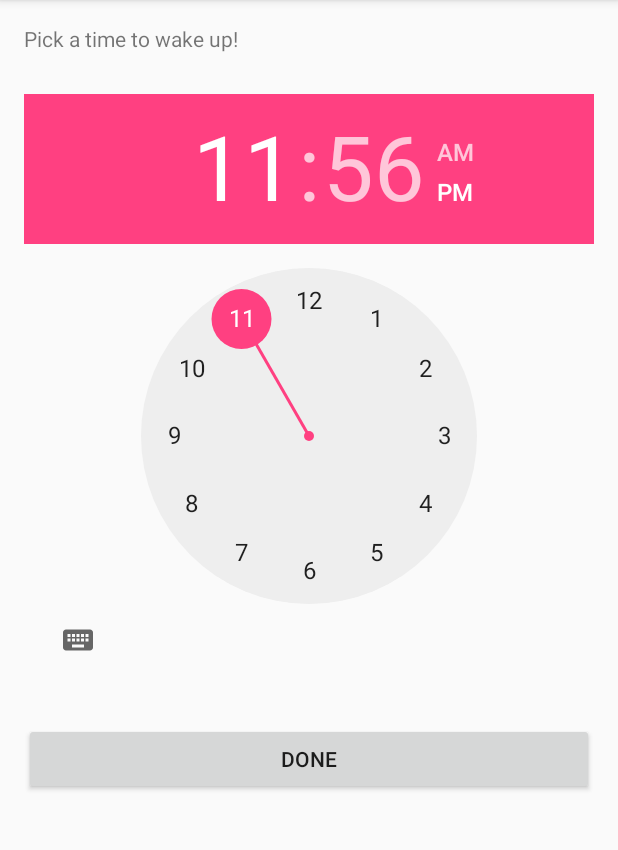
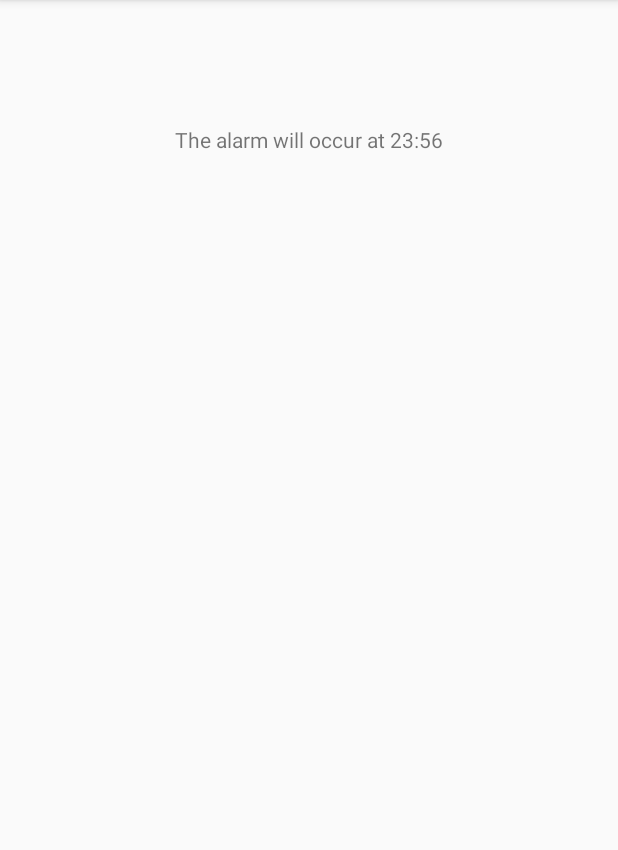
Before and after one commit to ms3001/WakeMeUp, an Android app: the screen it shows after launch (MainActivity before the commit, PassiveActivity after it), after a tap on "DONE", on a phone screen of 412 x 824 dp, the part 84-934 px from its top. Run offline under Robolectric (Android 15) with nearby library versions, the phone set to English and light mode, and no system bars.

Commit message:
Added a passive activty that starts after alarm has been set.

```diff
--- a/WakeMeUp/app/build.gradle
+++ b/WakeMeUp/app/build.gradle
@@ -5,7 +5,7 @@ android {
     buildToolsVersion "25.0.2"
     defaultConfig {
         applicationId "com.example.wakemeup"
-        minSdkVersion 15
+        minSdkVersion 23
         targetSdkVersion 25
         versionCode 1
         versionName "1.0"
@@ -17,10 +17,12 @@ android {
             proguardFiles getDefaultProguardFile('proguard-android.txt'), 'proguard-rules.pro'
         }
     }
+    productFlavors {
+    }
 }
 
 dependencies {
-    compile fileTree(dir: 'libs', include: ['*.jar'])
+    compile fileTree(include: ['*.jar'], dir: 'libs')
     androidTestCompile('com.android.support.test.espresso:espresso-core:2.2.2', {
         exclude group: 'com.android.support', module: 'support-annotations'
     })
--- a/WakeMeUp/app/src/main/AndroidManifest.xml
+++ b/WakeMeUp/app/src/main/AndroidManifest.xml
@@ -1,7 +1,8 @@
 <?xml version="1.0" encoding="utf-8"?>
 <manifest xmlns:android="http://schemas.android.com/apk/res/android"
     package="com.example.wakemeup">
-    <uses-permission android:name='android.permission.WAKE_LOCK'/>
+
+    <uses-permission android:name="android.permission.WAKE_LOCK" />
 
     <application
         android:allowBackup="true"
@@ -16,8 +17,10 @@
                 <category android:name="android.intent.category.LAUNCHER" />
             </intent-filter>
         </activity>
-        <receiver android:name='com.example.wakemeup.AlarmManagerBroadcastReceiver'>
-        </receiver>
+
+        <receiver android:name=".AlarmManagerBroadcastReceiver"></receiver>
+
+        <activity android:name=".PassiveActivity"></activity>
     </application>
 
 </manifest>
--- a/WakeMeUp/app/src/main/java/com/example/wakemeup/AlarmManagerBroadcastReceiver.java
+++ b/WakeMeUp/app/src/main/java/com/example/wakemeup/AlarmManagerBroadcastReceiver.java
@@ -42,16 +42,6 @@ public class AlarmManagerBroadcastReceiver extends BroadcastReceiver {
         wl.release();
     }
 
-    public void SetAlarm(Context context)
-    {
-        AlarmManager am=(AlarmManager)context.getSystemService(Context.ALARM_SERVICE);
-        Intent intent = new Intent(context, AlarmManagerBroadcastReceiver.class);
-        intent.putExtra(ONE_TIME, Boolean.FALSE);
-        PendingIntent pi = PendingIntent.getBroadcast(context, 0, intent, 0);
-        //After after 5 seconds
-        am.setRepeating(AlarmManager.RTC_WAKEUP, System.currentTimeMillis(), 1000 * 5 , pi);
-    }
-
     public void CancelAlarm(Context context)
     {
         Intent intent = new Intent(context, AlarmManagerBroadcastReceiver.class);
--- a/WakeMeUp/app/src/main/java/com/example/wakemeup/MainActivity.java
+++ b/WakeMeUp/app/src/main/java/com/example/wakemeup/MainActivity.java
@@ -3,16 +3,12 @@ package com.example.wakemeup;
 import android.speech.tts.TextToSpeech;
 import android.support.v7.app.AppCompatActivity;
 import android.os.Bundle;
-import android.app.AlarmManager;
-import android.app.PendingIntent;
-import android.content.BroadcastReceiver;
+
 import android.content.Context;
 import android.content.Intent;
 import android.view.View;
 import android.widget.TimePicker;
 import android.widget.Toast;
-
-import java.sql.Time;
 
 
 public class MainActivity extends AppCompatActivity {
@@ -30,16 +26,25 @@ public class MainActivity extends AppCompatActivity {
     }
 
     public void onetimeTimer(View view){
-        TimePicker whatTime = (TimePicker) findViewById(R.id.timePicker);
-        whatTime.
-        System.out.println("AYyyyyyy");
+
         Context context = this.getApplicationContext();
         if(alarm != null){
             alarm.setOnetimeTimer(context);
+            sendMessage();
         }else{
             Toast.makeText(context, "Alarm is null", Toast.LENGTH_SHORT).show();
         }
     }
 
+    public void sendMessage() {
+        Intent intent = new Intent(this, PassiveActivity.class);
+        TimePicker whatTime = (TimePicker) findViewById(R.id.timePicker);
+        int hour =  whatTime.getHour();
+        int min = whatTime.getMinute();
+        String msg = hour + ":" + min;
+        intent.putExtra("AlarmTime", msg);
+        startActivity(intent);
+    }
+
 
 }
--- /dev/null
+++ b/WakeMeUp/app/src/main/java/com/example/wakemeup/PassiveActivity.java
@@ -0,0 +1,30 @@
+package com.example.wakemeup;
+
+import android.content.Intent;
+import android.support.v7.app.AppCompatActivity;
+import android.os.Bundle;
+import android.view.WindowManager;
+import android.widget.TextView;
+
+public class PassiveActivity extends AppCompatActivity {
+
+    @Override
+    protected void onCreate(Bundle savedInstanceState) {
+        super.onCreate(savedInstanceState);
+        setContentView(R.layout.activity_passive);
+        this.getWindow().setFlags(WindowManager.LayoutParams.FLAG_FULLSCREEN |
+                        WindowManager.LayoutParams.FLAG_DISMISS_KEYGUARD |
+                        WindowManager.LayoutParams.FLAG_SHOW_WHEN_LOCKED |
+                        WindowManager.LayoutParams.FLAG_TURN_SCREEN_ON,
+                WindowManager.LayoutParams.FLAG_FULLSCREEN |
+                        WindowManager.LayoutParams.FLAG_DISMISS_KEYGUARD |
+                        WindowManager.LayoutParams.FLAG_SHOW_WHEN_LOCKED |
+                        WindowManager.LayoutParams.FLAG_TURN_SCREEN_ON);
+
+        Intent intent = getIntent();
+        String message = intent.getStringExtra("AlarmTime");
+
+        TextView msg = (TextView) findViewById(R.id.textView2);
+        msg.setText("The alarm will occur at " + message);
+    }
+}
--- /dev/null
+++ b/WakeMeUp/app/src/main/res/layout/activity_passive.xml
@@ -0,0 +1,21 @@
+<?xml version="1.0" encoding="utf-8"?>
+<RelativeLayout xmlns:android="http://schemas.android.com/apk/res/android"
+    xmlns:tools="http://schemas.android.com/tools"
+    android:id="@+id/activity_passive"
+    android:layout_width="match_parent"
+    android:layout_height="match_parent"
+    android:paddingBottom="@dimen/activity_vertical_margin"
+    android:paddingLeft="@dimen/activity_horizontal_margin"
+    android:paddingRight="@dimen/activity_horizontal_margin"
+    android:paddingTop="@dimen/activity_vertical_margin"
+    tools:context="com.example.wakemeup.PassiveActivity">
+
+    <TextView
+        android:text="TextView"
+        android:layout_width="wrap_content"
+        android:layout_height="wrap_content"
+        android:layout_alignParentTop="true"
+        android:layout_centerHorizontal="true"
+        android:layout_marginTop="67dp"
+        android:id="@+id/textView2" />
+</RelativeLayout>
```
